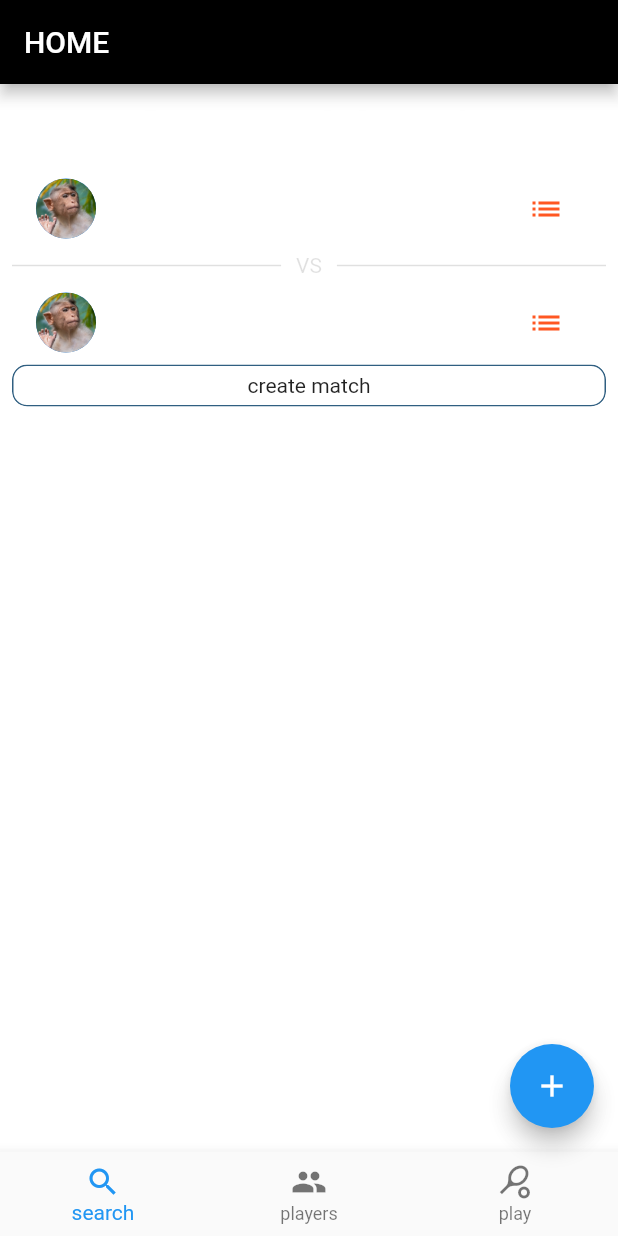
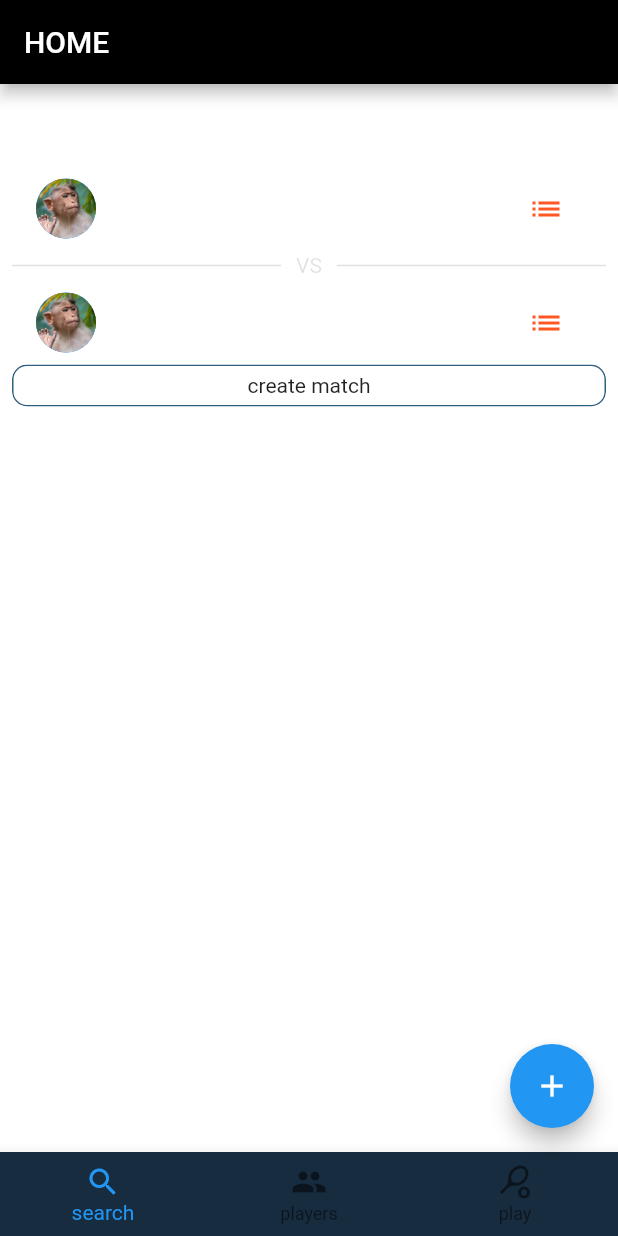
Before and after one commit to getitnordic/get-pong-mono, a Flutter app: the screen it shows after launch, on a phone screen of 412 x 824 dp. Run offline on Flutter 3.47's test engine with Material 2 defaults, Android fonts, the light colour scheme and no system bars; our stand-ins replace google_fonts; Roboto replaces fonts that are missing (Goldman).

Commit message:
add colors to theme

```diff
--- a/app/lib/config/themes/my_theme.dart
+++ b/app/lib/config/themes/my_theme.dart
@@ -12,6 +12,7 @@ class Customtheme {
       bottomNavigationBarTheme: BottomNavigationBarThemeData(
         selectedLabelStyle: GoogleFonts.goldman(),
         unselectedLabelStyle: GoogleFonts.goldman(),
+        backgroundColor: Color.fromARGB(255, 23, 44, 63),
       ),
       textTheme: Typography.material2018().white.copyWith(
             bodyText1: GoogleFonts.goldman(),
@@ -30,10 +31,13 @@ class Customtheme {
       dividerColor: Color.fromARGB(255, 48, 95, 129),
       primaryColor: Colors.black,
       backgroundColor: Colors.grey,
-      scaffoldBackgroundColor: Colors.grey,
+      scaffoldBackgroundColor: Color.fromARGB(255, 26, 52, 74),
       bottomNavigationBarTheme: BottomNavigationBarThemeData(
+        selectedItemColor: Color.fromARGB(255, 248, 114, 39),
+        unselectedItemColor: Color.fromARGB(255, 130, 164, 193),
         selectedLabelStyle: GoogleFonts.goldman(),
         unselectedLabelStyle: GoogleFonts.goldman(),
+        backgroundColor: Color.fromARGB(255, 23, 44, 63),
       ),
       textTheme: Typography.material2018().white.copyWith(
             bodyText1: GoogleFonts.goldman(),
--- a/app/lib/src/Presentation/widgets/my_bottom_bar.dart
+++ b/app/lib/src/Presentation/widgets/my_bottom_bar.dart
@@ -5,10 +5,14 @@ class MyBottomNavBar extends StatelessWidget {
 
   @override
   Widget build(BuildContext context) {
-    return BottomNavigationBar(items: [
-      BottomNavigationBarItem(icon: Icon(Icons.search), label: 'search'),
-      BottomNavigationBarItem(icon: Icon(Icons.group), label: 'players'),
-      BottomNavigationBarItem(icon: Icon(Icons.sports_tennis), label: 'play')
-    ]);
+    return BottomNavigationBar(
+      backgroundColor:
+          Theme.of(context).bottomNavigationBarTheme.backgroundColor,
+      items: [
+        BottomNavigationBarItem(icon: Icon(Icons.search), label: 'search'),
+        BottomNavigationBarItem(icon: Icon(Icons.group), label: 'players'),
+        BottomNavigationBarItem(icon: Icon(Icons.sports_tennis), label: 'play')
+      ],
+    );
   }
 }
```
